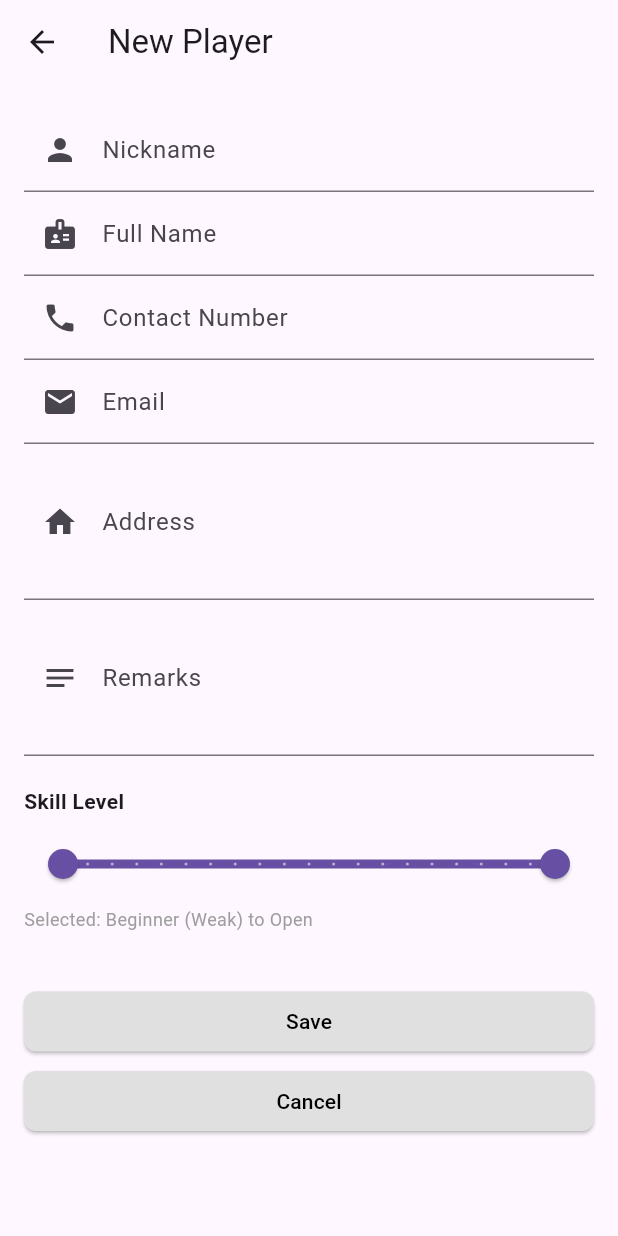
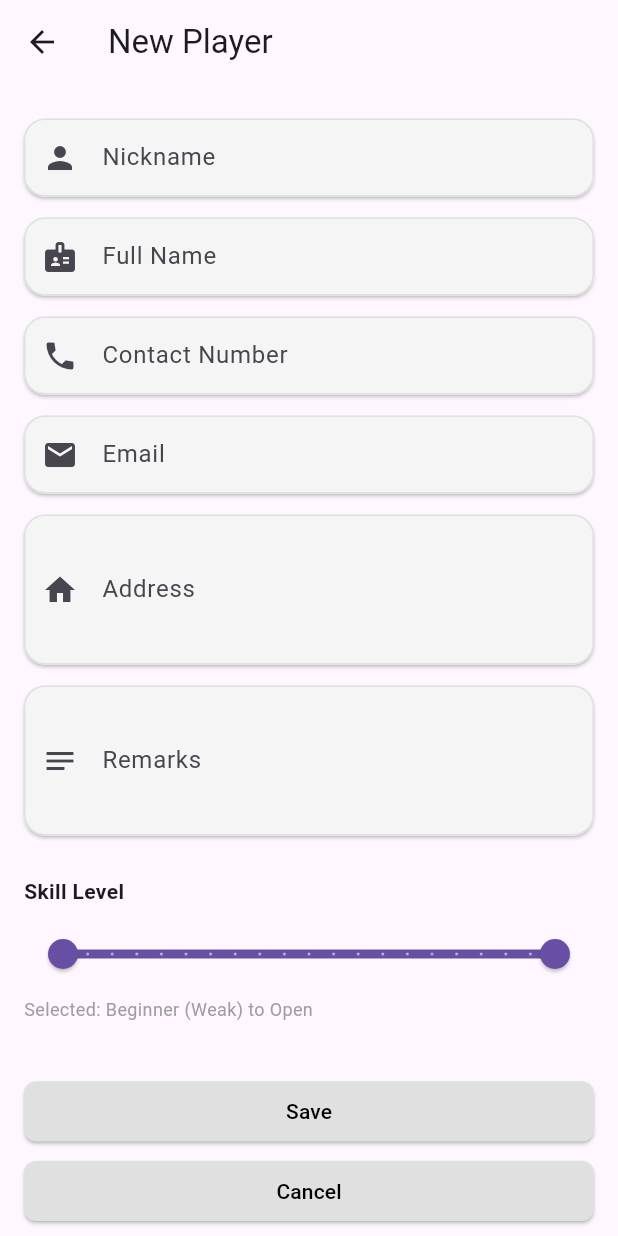
Before and after one commit to Aycees/badminton_system, a Flutter app: the screen it shows after launch, after a tap on the "add" icon, on a phone screen of 412 x 824 dp. Run offline on Flutter 3.47's test engine with Material 3 defaults, Android fonts, the phone set to English and light mode, and no system bars.

Commit message:
Enhance player management by adding new player entries and improving AddPlayerForm UI with dynamic text fields and error handling

```diff
--- a/lib/models/player_item.dart
+++ b/lib/models/player_item.dart
@@ -21,7 +21,6 @@ class PlayerItem {
 
   // Main array to store all players
   static List<PlayerItem> playerList = [
-    // Initial dummy data
     const PlayerItem(
       nickname: 'Ace',
       fullName: 'Alice Johnson',
@@ -32,5 +31,25 @@ class PlayerItem {
       levelStart: 'Beginner (Weak)',
       levelEnd: 'Intermediate (Strong)',
     ),
+    const PlayerItem(
+      nickname: 'Smash',
+      fullName: 'Bob Smith',
+      contactNumber: '987-654-3210',
+      email: 'bob.smith@email.com',
+      address: '456 Elm St, Townsville',
+      remarks: 'Aggressive style',
+      levelStart: 'Level D (Mid)',
+      levelEnd: 'Level C (Strong)',
+    ),
+    const PlayerItem(
+      nickname: 'Drop',
+      fullName: 'Carol Lee',
+      contactNumber: '555-123-4567',
+      email: 'carol.lee@email.com',
+      address: '789 Oak Ave, Villagetown',
+      remarks: 'Consistent performer',
+      levelStart: 'Level F (Weak)',
+      levelEnd: 'Level E (Mid)',
+    ),
   ];
 }
--- a/lib/screens/all_players_screen.dart
+++ b/lib/screens/all_players_screen.dart
@@ -46,7 +46,67 @@ class _AllPlayersScreenState extends State<AllPlayersScreen> {
           ),
         ],
       ),
-      body: PlayersList(),
+      body: Column(
+        children: [
+          Padding(
+            padding: const EdgeInsets.fromLTRB(16, 16, 16, 8),
+            child: Row(
+              children: [
+                Expanded(
+                  child: TextField(
+                    decoration: InputDecoration(
+                      hintText: 'Search player...',
+                      prefixIcon: const Icon(Icons.search),
+                      filled: true,
+                      fillColor: Colors.grey[100],
+                      contentPadding: const EdgeInsets.symmetric(
+                        vertical: 12,
+                        horizontal: 16,
+                      ),
+                      border: OutlineInputBorder(
+                        borderRadius: BorderRadius.circular(12),
+                        borderSide: BorderSide(color: Colors.grey.shade300),
+                      ),
+                      enabledBorder: OutlineInputBorder(
+                        borderRadius: BorderRadius.circular(12),
+                        borderSide: BorderSide(color: Colors.grey.shade300),
+                      ),
+                      focusedBorder: OutlineInputBorder(
+                        borderRadius: BorderRadius.circular(12),
+                        borderSide: const BorderSide(
+                          color: Colors.blueAccent,
+                          width: 1.5,
+                        ),
+                      ),
+                    ),
+                    enabled: true,
+                  ),
+                ),
+                const SizedBox(width: 8),
+                SizedBox(
+                  width: 60,
+                  height: 40,
+                  child: ElevatedButton(
+                    style: ElevatedButton.styleFrom(
+                      backgroundColor: Colors.purple[80],
+                      shape: RoundedRectangleBorder(
+                        borderRadius: BorderRadius.circular(8),
+                      ),
+                      padding: EdgeInsets.zero,
+                    ),
+                    onPressed: () {}, // No function yet
+                    child: const Icon(
+                      Icons.search,
+                      color: Colors.deepPurple,
+                    ),
+                  ),
+                ),
+              ],
+            ),
+          ),
+          const Expanded(child: PlayersList()),
+        ],
+      ),
     );
   }
 }
--- a/lib/widgets/add_player_form.dart
+++ b/lib/widgets/add_player_form.dart
@@ -125,55 +125,92 @@ class _AddPlayerFormState extends State<AddPlayerForm> {
     return Column(
       crossAxisAlignment: CrossAxisAlignment.start,
       children: [
-        TextField(
-          controller: nicknameController,
+        ...[
+          {
+            'controller': nicknameController,
+            'label': 'Nickname',
+            'icon': const Icon(Icons.person),
+            'error': _error['nickname'],
+            'maxLines': 1,
+          },
+          {
+            'controller': fullNameController,
+            'label': 'Full Name',
+            'icon': const Icon(Icons.badge),
+            'error': _error['fullName'],
+            'maxLines': 1,
+          },
+          {
+            'controller': contactNumberController,
+            'label': 'Contact Number',
+            'icon': const Icon(Icons.phone),
+            'error': _error['contactNumber'],
+            'maxLines': 1,
+          },
+          {
+            'controller': emailController,
+            'label': 'Email',
+            'icon': const Icon(Icons.email),
+            'error': _error['email'],
+            'maxLines': 1,
+            'keyboardType': TextInputType.emailAddress,
+          },
+          {
+            'controller': addressController,
+            'label': 'Address',
+            'icon': const Icon(Icons.home),
+            'error': _error['address'],
+            'maxLines': 3,
+          },
+          {
+            'controller': remarksController,
+            'label': 'Remarks',
+            'icon': const Icon(Icons.notes),
+            'error': null,
+            'maxLines': 3,
+          },
+        ].map(
+          (field) => Padding(
+            padding: const EdgeInsets.symmetric(vertical: 7.0),
+            child: Material(
+              elevation: 1,
+              borderRadius: BorderRadius.circular(14),
+              child: TextField(
+                controller: field['controller'] as TextEditingController,
                 decoration: InputDecoration(
-            labelText: 'Nickname',
-            prefixIcon: const Icon(Icons.person),
-            errorText: _error['nickname'],
+                  labelText: field['label'] as String,
+                  prefixIcon: field['icon'] as Widget,
+                  errorText: field['error'] as String?,
+                  filled: true,
+                  fillColor: Colors.grey[100],
+                  enabledBorder: OutlineInputBorder(
+                    borderRadius: BorderRadius.circular(14),
+                    borderSide: BorderSide(color: Colors.grey.shade300),
+                  ),
+                  focusedBorder: OutlineInputBorder(
+                    borderRadius: BorderRadius.circular(14),
+                    borderSide: const BorderSide(
+                      color: Colors.blueAccent,
+                      width: 1.5,
                     ),
                   ),
-        TextField(
-          controller: fullNameController,
-          decoration: InputDecoration(
-            labelText: 'Full Name',
-            prefixIcon: const Icon(Icons.badge),
-            errorText: _error['fullName'],
+                  errorBorder: OutlineInputBorder(
+                    borderRadius: BorderRadius.circular(14),
+                    borderSide: const BorderSide(
+                      color: Colors.redAccent,
+                      width: 1.5,
                     ),
                   ),
-        TextField(
-          controller: contactNumberController,
-          decoration: InputDecoration(
-            labelText: 'Contact Number',
-            prefixIcon: const Icon(Icons.phone),
-            errorText: _error['contactNumber'],
+                  contentPadding: const EdgeInsets.symmetric(
+                    vertical: 14,
+                    horizontal: 16,
                   ),
                 ),
-        TextField(
-          controller: emailController,
-          decoration: InputDecoration(
-            labelText: 'Email',
-            prefixIcon: const Icon(Icons.email),
-            errorText: _error['email'],
+                maxLines: field['maxLines'] as int,
+                keyboardType: field['keyboardType'] as TextInputType?,
               ),
-          keyboardType: TextInputType.emailAddress,
             ),
-        TextField(
-          controller: addressController,
-          decoration: InputDecoration(
-            labelText: 'Address',
-            prefixIcon: const Icon(Icons.home),
-            errorText: _error['address'],
           ),
-          maxLines: 3,
-        ),
-        TextField(
-          controller: remarksController,
-          decoration: const InputDecoration(
-            labelText: 'Remarks',
-            prefixIcon: Icon(Icons.notes),
-          ),
-          maxLines: 3,
         ),
         const SizedBox(height: 20),
         Column(
```
Lines whose indentation alone changed are shown as unchanged.
